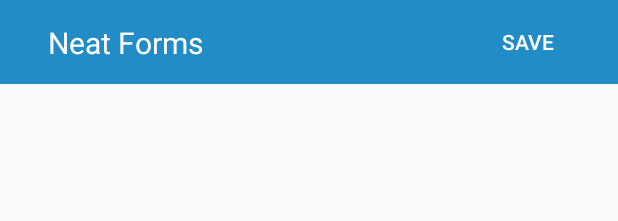
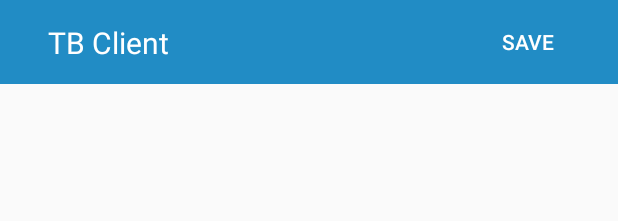
Before and after one commit to opensrp/opensrp-client-chw-tb, an Android app: the layout neat_tb_registration_form_activity.xml on its own in the app's theme, with its tools: preview values and no code run, on a phone screen of 412 x 824 dp. Shown: the top 221 px of the screen. Run offline under Robolectric (Android 15) with nearby library versions, the phone set to English and light mode, and no system bars.

Commit message:
Renamed sample app toolbar title

```diff
--- a/opensrp-chw-tb/src/main/res/layout/neat_tb_registration_form_activity.xml
+++ b/opensrp-chw-tb/src/main/res/layout/neat_tb_registration_form_activity.xml
@@ -33,7 +33,7 @@
                 android:layout_width="0dp"
                 android:layout_height="wrap_content"
                 android:layout_marginStart="16dp"
-                android:text="Neat Forms"
+                android:text="TB Client"
                 android:textColor="#fff"
                 android:textSize="20sp"
                 app:layout_constraintBottom_toBottomOf="parent"
```
